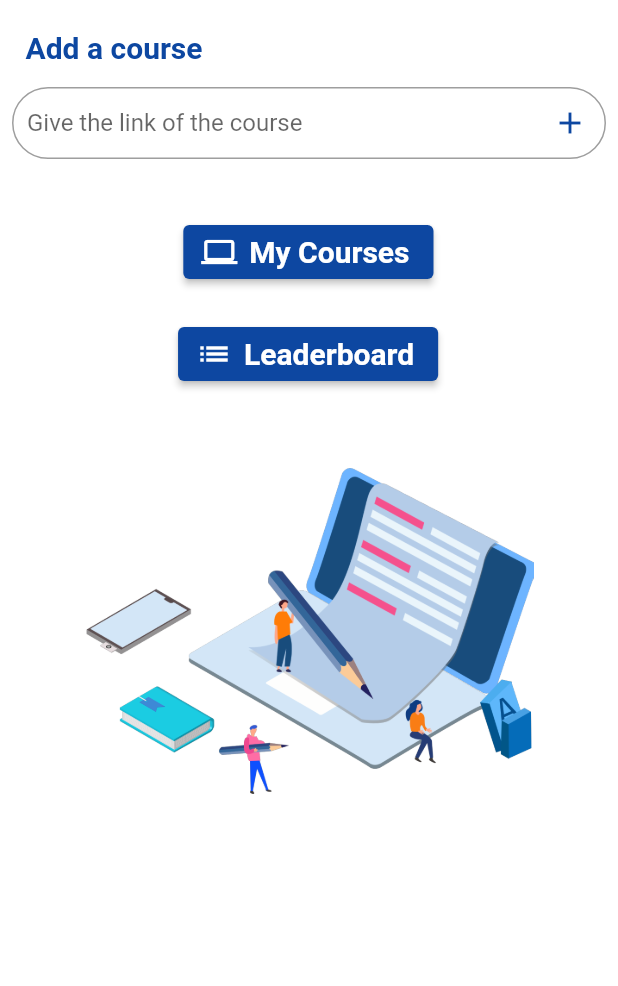
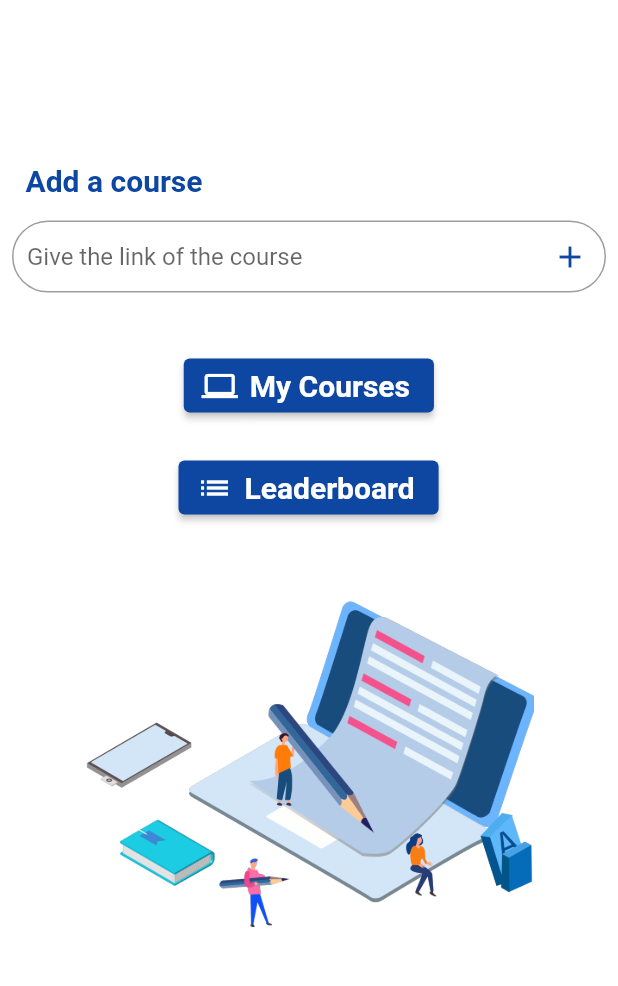
Before and after one commit to Shyam6/CoursifyApp, a Flutter app: the HomePage screen opened directly, on a phone screen of 412 x 824 dp, the part 84-1070 px from its top. Run offline on Flutter 3.47's test engine with Material 2 defaults, Android fonts, the light colour scheme and no system bars; our stand-ins replace shared_preferences, syncfusion_flutter_charts, toast; missing offline and left inert: flutter_alarm_clock; accounts and stored records are empty; network calls fail.

Commit message:
Commit after so long

```diff
--- a/lib/main.dart
+++ b/lib/main.dart
@@ -22,7 +22,6 @@ Future<void> main() async {
   if(prefs.getString('username')!=null&&prefs.getString('username')!.isEmpty==false){
       firstWidget = HomePage();
   }
-
   runApp(const MyApp());
 }
 
--- a/lib/providers/course_provider.dart
+++ b/lib/providers/course_provider.dart
@@ -22,6 +22,8 @@ void addCourse(Course course){
    notifyListeners();
 }
 void updateNote(String id,int lecfin,int n){
+  print(id);
+  print(courses.first.id);
   int idx = courses.indexOf(courses.firstWhere((element) => element.id==id));
   courses[idx].lecturesFinished += lecfin;
   if(courses[idx].remvlec.isEmpty==false){
--- a/lib/providers/leaderboard_provider.dart
+++ b/lib/providers/leaderboard_provider.dart
@@ -7,7 +7,8 @@ import 'package:toast/toast.dart';
 
 class LeaderProvider with ChangeNotifier{
 
-LeaderProvider(){
+
+LeaderProvider()  {
   fetchLeaders();
 }
 
@@ -47,5 +48,5 @@ var myname = prefs.getString('username').toString();
   friends.removeWhere((element) => element.name==myname);
   addFriend(friend(name: myname, coursesfinished: cf));
 }
-
+notifyListeners();
 }
--- a/lib/screens/home.dart
+++ b/lib/screens/home.dart
@@ -1,4 +1,5 @@
 import 'package:coursify_app/models/course.dart';
+import 'package:coursify_app/providers/leaderboard_provider.dart';
 import 'package:coursify_app/screens/leaderboard.dart';
 import 'package:coursify_app/screens/mycourses.dart';
 import 'package:coursify_app/screens/signIn.dart';
@@ -10,6 +11,8 @@ import 'package:coursify_app/services/api_services.dart';
 import 'package:shared_preferences/shared_preferences.dart';
 import 'package:toast/toast.dart';
 import 'package:uuid/uuid.dart';
+
+import '../main.dart';
 
 class HomePage extends StatefulWidget {
   const HomePage({ Key? key}) : super(key: key);
@@ -23,12 +26,7 @@ class _HomePageState extends State<HomePage> {
   var controller = TextEditingController();
 
   Widget build(BuildContext context) {
-
-    return SafeArea(
-      child: Scaffold(
-        resizeToAvoidBottomInset: false,
-        drawer: drawer(),
-        appBar: AppBar(
+    AppBar appb = AppBar(
           iconTheme: IconThemeData(color: Colors.white,size: 24),
           title : Text('Coursify',
           style: TextStyle(
@@ -46,16 +44,28 @@ class _HomePageState extends State<HomePage> {
       onPressed: () async {
         final prefs = await SharedPreferences.getInstance();
         prefs.remove('username');
-        Navigator.pushReplacement(context, MaterialPageRoute(builder: (context)=>Namepage()));
+      LeaderProvider leadprov = Provider.of<LeaderProvider>(context,listen: false);
+       // Navigator.pushReplacement(context, MaterialPageRoute(builder: (context)=>Namepage()));
+        Navigator.of(context).pushAndRemoveUntil(MaterialPageRoute(builder: (context)=>MyApp()), (route) => false);
       },)],
           elevation: 0,
           backgroundColor: Colors.blue[900]
-        ),
+        );
+     double sw = MediaQuery.of(context).size.width;
+     double sh = MediaQuery.of(context).size.height;
+     double uph = MediaQuery.of(context).padding.top;
+     double appbarh = appb.preferredSize.height;
+     sh = sh-uph-appbarh-550;
+    return SafeArea(
+      child: Scaffold(
+        resizeToAvoidBottomInset: false,
+        drawer: drawer(),
+        appBar: appb,
         backgroundColor: Colors.white,
         body: Column(
           crossAxisAlignment: CrossAxisAlignment.start,
           children: [
-            SizedBox(height: 20,),
+            SizedBox(height: sh/2),
             Padding(
               padding: EdgeInsets.only(left: 17),
               child:
@@ -89,8 +99,10 @@ class _HomePageState extends State<HomePage> {
                       };
                       var res = await CourseApi.addCourse(mp,controller.text);
                      var courseresponse =  await CourseApi.courseInfo(mp["id"]);
+                     print(mp["id"]);
                      if(!courseresponse.isEmpty){
                        Course currentcourse = Course.fromMap(courseresponse) ;
+                       print(currentcourse.id);
                      Provider.of<CourseProvider>(context,listen: false).addCourse(currentcourse);
                      }
                    //  print(res);
@@ -104,7 +116,7 @@ class _HomePageState extends State<HomePage> {
             ),
             SizedBox(height: 30,),
            Padding(
-            padding: EdgeInsets.symmetric(horizontal: 122.2),
+            padding: EdgeInsets.symmetric(horizontal: (sw-167)/2),
             child: ElevatedButton.icon(onPressed : (){
               Navigator.push(context, MaterialPageRoute(builder: (Context)=>courses()));
             },
@@ -121,7 +133,7 @@ class _HomePageState extends State<HomePage> {
             )),
             SizedBox(height: 20,),
              Padding(
-            padding: EdgeInsets.symmetric(horizontal: 118.7),
+            padding: EdgeInsets.symmetric(horizontal: (sw-174)/2),
             child:ElevatedButton.icon(onPressed : (){
               Navigator.push(context, MaterialPageRoute(builder: (context)=>leaderPage()));
             },
@@ -137,7 +149,7 @@ class _HomePageState extends State<HomePage> {
             ),
             )),
             SizedBox(height: 10,),
-            Padding(padding:EdgeInsets.symmetric(horizontal: 55.7),child:Image.asset('assests/homepng.png',height:300,width:300)),
+            Padding(padding:EdgeInsets.symmetric(horizontal: (sw-300)/2),child:Image.asset('assests/homepng.png',height:300,width:300)),
           ],
         ),
       ),
--- a/lib/services/api_services.dart
+++ b/lib/services/api_services.dart
@@ -22,6 +22,7 @@ class CourseApi {
     Uri requesturi = Uri.parse(baseurl+'/list?query='+ id);
     var response = await http.get(requesturi);
     //convert json response to map
+    print(response.body);
      var decodedResponse = jsonDecode(response.body);
      if(decodedResponse==null){
       return {};
--- a/lib/services/auth_services.dart
+++ b/lib/services/auth_services.dart
@@ -18,8 +18,6 @@ static String baseurl = "https://ancient-scrubland-07381.herokuapp.com/";
  static Future<String> signIn(String username,String password) async {
          Uri requesturi = Uri.parse(baseurl+'signIn');
     var response = await http.post(requesturi,body: {"username":username,"password":password});
-    final userInf = await SharedPreferences.getInstance();
-    userInf.setString('username', username);
     return response.body;
   }
 
@@ -42,6 +40,9 @@ static Future<String> addFriend(String friendname,String myname) async {
      var myname = prefs.getString('username').toString();
     Uri requesturi = Uri.parse(baseurl+'friendnames?query='+ myname);
     var response = await http.get(requesturi);
+    if(response.body=="Could not find the names due error"){
+      return [];
+    }
     //print(json.decode(response.body).runtimeType);
     return json.decode(response.body);
   }
@@ -51,7 +52,7 @@ static Future<String> addFriend(String friendname,String myname) async {
       var prefs = await SharedPreferences.getInstance();
      var myname = prefs.getString('username').toString();
     Uri requesturi = Uri.parse(baseurl+'course/updatecourses?query='+ myname);
-    var response = await http.post(requesturi,body: {"coursesfinished":"1"});
+    var response = await http.put(requesturi);
     //print(json.decode(response.body).runtimeType);
     return response.body;
   }
```
Also changed, not shown: lib/screens/Welcome.dart (+8 -3 lines), lib/screens/leaderboard.dart (+16 -8 lines), lib/screens/settings.dart (+36 -34 lines), lib/screens/signIn.dart (+12 -1 lines), lib/screens/signUp.dart (+7 -3 lines), lib/widget.dart/coursecard.dart (+10 -8 lines), lib/widget.dart/drawer.dart (+10 -1 lines).
